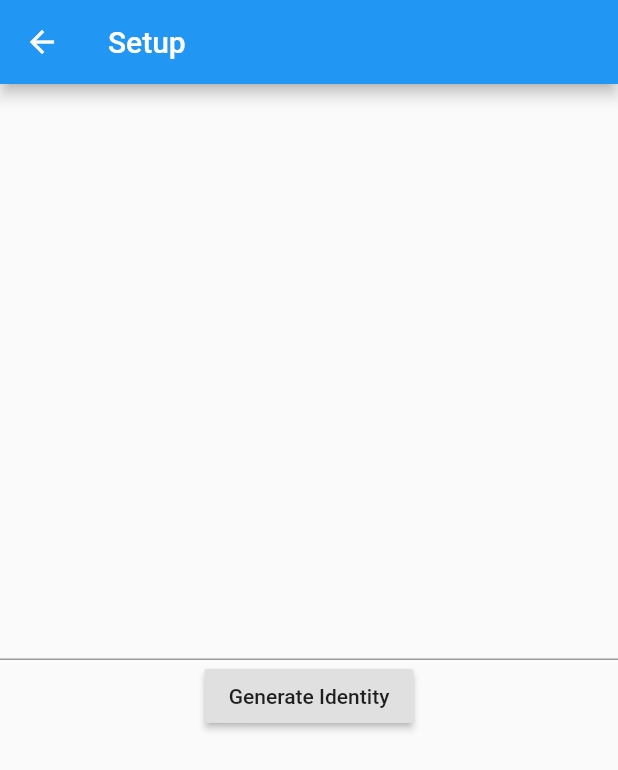
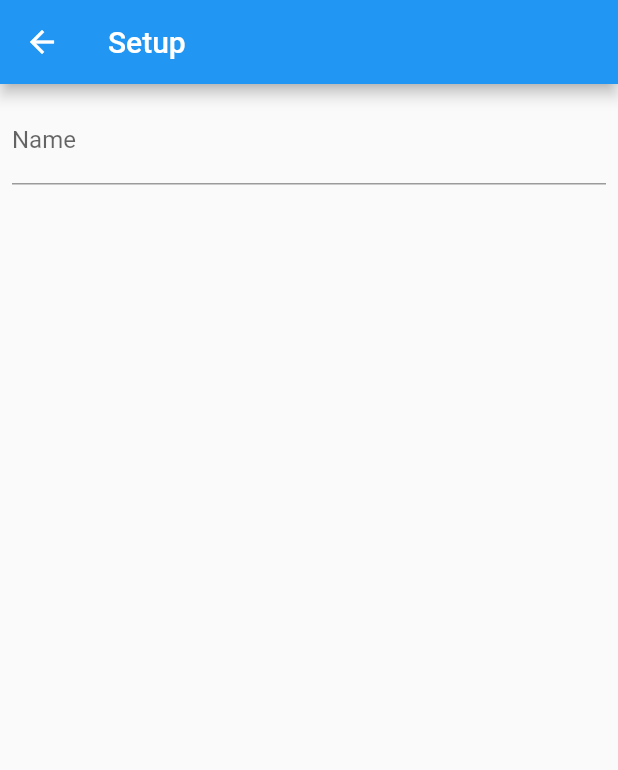
Before and after one commit to MoBlaa/lid, a Flutter app: the SetupScreen screen opened directly, on a phone screen of 412 x 824 dp. Shown: the top 770 px of the screen. Run offline on Flutter 3.47's test engine with Material 2 defaults, Android fonts, the phone set to English and light mode, and no system bars; our stand-ins replace hive, hive_flutter, qr_flutter, rxdart; missing offline and left inert: asn1lib, pointycastle; accounts and stored records are empty.

```diff
--- a/lib/infrastructure/repo.dart
+++ b/lib/infrastructure/repo.dart
@@ -20,4 +20,6 @@ class Repository {
   }
 
   Owner loadOwner() => this._ownerBox.get("owner");
+
+  void deleteOwner() async => await this._ownerBox.delete("owner");
 }
--- a/lib/screens/setup.dart
+++ b/lib/screens/setup.dart
@@ -9,7 +9,6 @@ class SetupScreen extends StatefulWidget {
 class _SetupScreenState extends State<SetupScreen> {
   final _formKey = GlobalKey<FormState>();
   final _bloc = SetupBloc();
-  String _name = "";
 
   String _validateName(String value) {
     if (value.isEmpty) {
@@ -30,37 +29,27 @@ class _SetupScreenState extends State<SetupScreen> {
               stream: this._bloc.setupState,
               builder: (context, snapshot) {
                 return Column(
-                  mainAxisAlignment: MainAxisAlignment.center,
                   children: <Widget>[
-                    TextFormField(
-                      validator: this._validateName,
-                      onChanged: (name) =>
-                          this.setState(() => this._name = name),
+                    snapshot.data == SetupState.GeneratingOwner ? LinearProgressIndicator() : Container(),
+                    Padding(
+                      padding: const EdgeInsets.all(8.0),
+                      child: TextFormField(
+                        validator: this._validateName,
+                        decoration: InputDecoration(
+                          hintText: "Enter a name people will identify you with",
+                          labelText: "Name"
+                        ),
+                        onFieldSubmitted: (String value) => _createIdentity(this._bloc, value),
+                      ),
                     ),
-                    snapshot.data == SetupState.WaitingForInput
-                        ? _buildGenButton(context, this._bloc)
-                        : _buildGeneratingIndicator()
                   ],
                 );
               }),
         ));
   }
 
-  Widget _buildGenButton(BuildContext context, SetupBloc bloc) {
-    return RaisedButton(
-      onPressed: () async {
-        if (_formKey.currentState.validate()) {
-          Scaffold.of(context)
-              .showSnackBar(SnackBar(content: Text('Generating ...')));
-          final owner = await bloc.generate(this._name);
-          Navigator.pop(context, owner);
-        }
-      },
-      child: Text('Generate Identity'),
-    );
-  }
-
-  Widget _buildGeneratingIndicator() {
-    return CircularProgressIndicator();
+  void _createIdentity(SetupBloc bloc, String name) async {
+    final owner = await bloc.generate(name);
+    Navigator.pop(context, owner);
   }
 }
```
Also changed, not shown: lib/bloc/owner.dart (added, +12 -0 lines), lib/main.dart (+8 -7 lines), lib/screens/owner.dart (+38 -8 lines).
